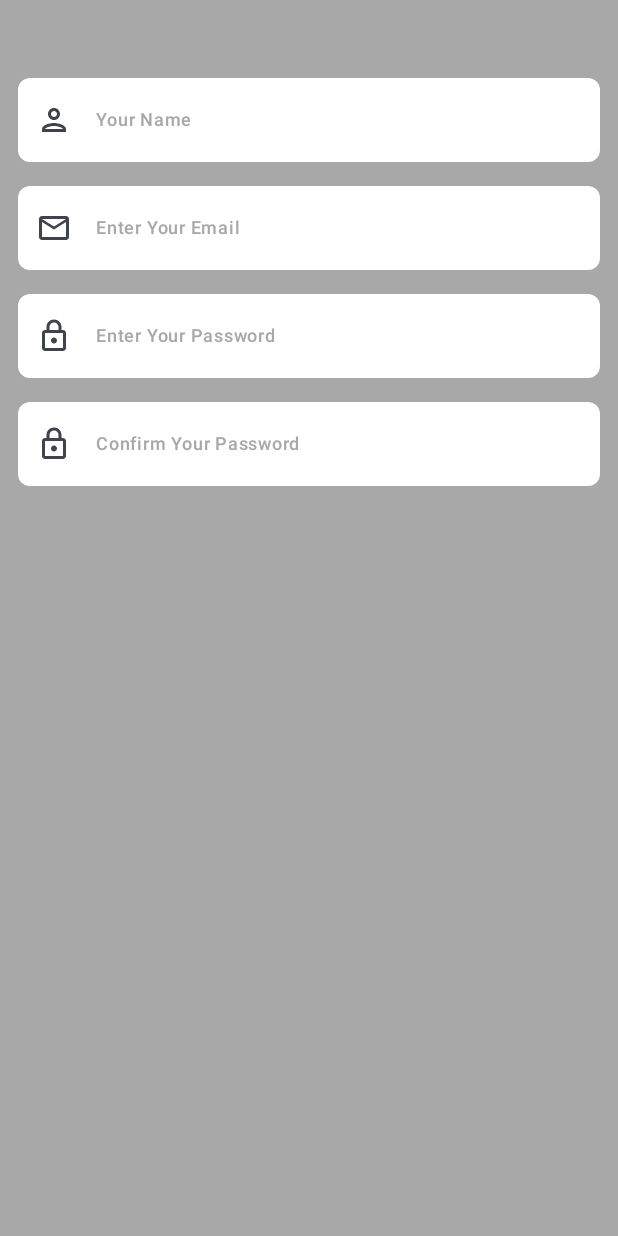
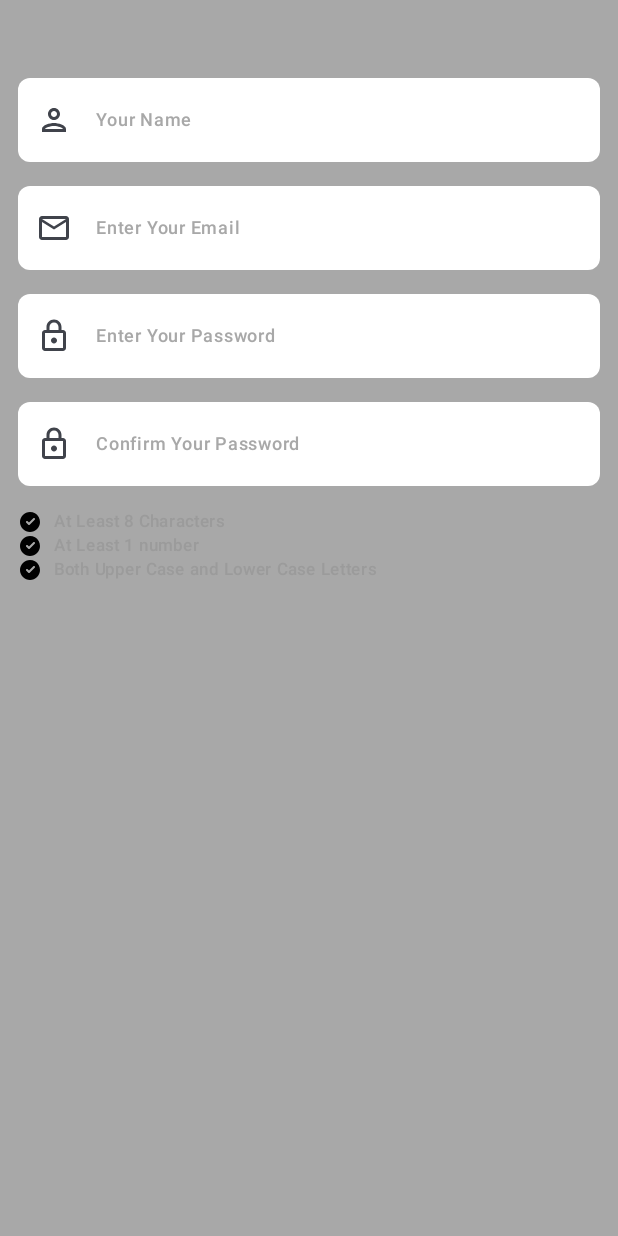
Before and after one commit to jenAndroidDev/ComposeSignup, an Android app built with Jetpack Compose: the screen it shows after launch (MainActivity), on a phone screen of 412 x 824 dp. Run offline under Robolectric (Android 15) with nearby library versions, the phone set to English and light mode, and no system bars; our stand-ins replace Dagger/Hilt's generated code.

Commit message:
wip/Text Field Animation.

```diff
--- a/app/src/main/java/com/example/composesignup/feature/onboard/presentation/SignUpScreen.kt
+++ b/app/src/main/java/com/example/composesignup/feature/onboard/presentation/SignUpScreen.kt
@@ -1,6 +1,11 @@
 package com.example.composesignup.feature.onboard.presentation
 
-import androidx.compose.foundation.Image
+
+import androidx.compose.animation.animateColor
+import androidx.compose.animation.core.RepeatMode
+import androidx.compose.animation.core.infiniteRepeatable
+import androidx.compose.animation.core.rememberInfiniteTransition
+import androidx.compose.animation.core.tween
 import androidx.compose.foundation.background
 import androidx.compose.foundation.layout.Column
 import androidx.compose.foundation.layout.Row
@@ -15,12 +20,14 @@ import androidx.compose.material3.Icon
 import androidx.compose.material3.MaterialTheme
 import androidx.compose.material3.Text
 import androidx.compose.runtime.Composable
-import androidx.compose.runtime.key
+import androidx.compose.runtime.getValue
+import androidx.compose.runtime.rememberUpdatedState
 import androidx.compose.ui.Alignment
 import androidx.compose.ui.Modifier
 import androidx.compose.ui.res.painterResource
 import androidx.compose.ui.text.input.PasswordVisualTransformation
 import androidx.compose.ui.tooling.preview.Preview
+import androidx.compose.ui.tooling.preview.PreviewParameter
 import androidx.compose.ui.unit.dp
 import androidx.hilt.navigation.compose.hiltViewModel
 import androidx.lifecycle.compose.collectAsStateWithLifecycle
@@ -29,6 +36,7 @@ import com.example.composesignup.core.designsystem.icon.ComposeSignUpIcons
 import com.example.composesignup.core.designsystem.icon.ComposeSignupVectors
 import com.example.composesignup.ui.theme.GREY20
 import com.example.composesignup.ui.theme.GREY80
+import com.example.composesignup.ui.theme.Green40
 import kotlinx.coroutines.flow.StateFlow
 
 /*
@@ -43,12 +51,21 @@ fun SignUpScreen(
     action:(SignUpUiAction)->Unit = viewModel.action,
     uiState:StateFlow<SignUpUiState> = viewModel.uiState
 ){
-    Column(modifier = modifier.fillMaxSize()
+    Column(modifier = modifier
+        .fillMaxSize()
         .background(color = GREY20.copy(alpha = 1f))
         .padding(12.dp)
     ) {
         SignUpTextFields(
-            modifier, action, viewModel
+            modifier,
+            action,
+            viewModel
+        )
+        Spacer(modifier = modifier.height(16.dp))
+        SignUpValidationList(
+            modifier = modifier,
+            viewModel = viewModel,
+            action = action
         )
     }
 }
@@ -117,7 +134,11 @@ action: (SignUpUiAction) -> Unit
         LazyColumn(modifier = modifier) {
             items(count = validationMsg.size,
                 ){
-
+                ValidationItem(
+                    modifier = modifier,
+                    message = validationMsg[it].message,
+                    isValid = validationMsg[it].isInputValid
+                )
             }
         }
     }
@@ -127,29 +148,38 @@ action: (SignUpUiAction) -> Unit
 @Composable
 fun ValidationItem(
     modifier: Modifier = Modifier,
-    message:String = "Atleast 8 Characters",
-    isValid:Boolean = false
+    message:String,
+    isValid:Boolean
 ){
     Row(modifier = modifier.fillMaxWidth(),
         verticalAlignment = Alignment.CenterVertically,
         ) {
         Icon(
             painterResource(ComposeSignupVectors.SuccessTick),
-            modifier = modifier.size(18.dp),
+            modifier = modifier.size(16.dp),
             contentDescription = null)
-        Text(text = message,
+        val validState by rememberUpdatedState(isValid)
+        val infiniteTransition = rememberInfiniteTransition(label = "infinite transition")
+        val animatedColor by infiniteTransition.animateColor(
+            initialValue = GREY80,
+            targetValue = Green40,
+            animationSpec = infiniteRepeatable(tween(100),RepeatMode.Reverse), label = "color"
+        )
+        Text(
+            text = message,
             modifier = modifier.padding(start = 8.dp),
             style = MaterialTheme.typography.labelSmall,
-            color = GREY80
+            color = if (validState) {
+                animatedColor
+            }else GREY80
             )
     }
 
 }
 
-@Preview
 @Composable
 fun PreviewValidationItem(){
-    ValidationItem()
+    //ValidationItem()
 }
 
 @Preview
--- a/app/src/main/java/com/example/composesignup/feature/onboard/presentation/SignUpViewModel.kt
+++ b/app/src/main/java/com/example/composesignup/feature/onboard/presentation/SignUpViewModel.kt
@@ -1,9 +1,12 @@
 package com.example.composesignup.feature.onboard.presentation
 
 import android.util.Log
+import androidx.compose.runtime.Immutable
 import androidx.compose.runtime.getValue
 import androidx.compose.runtime.mutableStateOf
 import androidx.compose.runtime.setValue
+import androidx.compose.runtime.snapshots.SnapshotStateList
+import androidx.compose.runtime.toMutableStateList
 import androidx.lifecycle.ViewModel
 import androidx.lifecycle.viewModelScope
 import kotlinx.coroutines.Dispatchers
@@ -31,10 +34,11 @@ class SignUpViewModel:ViewModel() {
 
     val action:(SignUpUiAction)->Unit
     init {
+        setValidationMessages()
         action = {
             onUiAction(it)
         }
-        setValidationMessages()
+
     }
     private fun onUiAction(action: SignUpUiAction){
         when(action){
@@ -47,6 +51,7 @@ class SignUpViewModel:ViewModel() {
             }
             is SignUpUiAction.UserName->{
                 userName = action.name
+                validateUserInput()
                 Log.d(Tag, "onUiAction() called with: name = ${action.name}")
             }
             is SignUpUiAction.Password->{
@@ -59,15 +64,19 @@ class SignUpViewModel:ViewModel() {
             }
         }
     }
-    private fun validateUserInput(){
-        viewModelScope.launch (Dispatchers.IO){
-            //TODO validate input and redirect to next screen.
+    private fun validateUserInput(id:String="1"){
+        val data = uiState.value.validationMessages.listIterator()
+        while (data.hasNext()){
+            val currentItem = data.next()
+            if (currentItem.id==id){
+                data.set(currentItem.copy(isInputValid = !currentItem.isInputValid))
+            }
         }
     }
     private fun setValidationMessages(){
-        viewModelScope.launch (Dispatchers.IO){
-            val tempList = uiState.value.validationMessages.toMutableList()
-            tempList.addAll(getValidationMessages())
+        viewModelScope.launch (){
+            val tempList = uiState.value.validationMessages
+            tempList.addAll(getValidationMessages().toMutableStateList())
             _uiState.update {
                 it.copy(
                     validationMessages = tempList
@@ -77,9 +86,9 @@ class SignUpViewModel:ViewModel() {
     }
     private fun getValidationMessages(): ArrayList<ValidationMessage> {
         return arrayListOf(
-            ValidationMessage(message = "At Least 8 Characters", isInputValid = false),
-            ValidationMessage(message = "At Least 1 number", isInputValid = false),
-            ValidationMessage(message = "Both Upper Case and Lower Case Letters", isInputValid = false)
+            ValidationMessage(message = "At Least 8 Characters", isInputValid = false, id = "1"),
+            ValidationMessage(message = "At Least 1 number", isInputValid = false, id = "2"),
+            ValidationMessage(message = "Both Upper Case and Lower Case Letters", isInputValid = false, id = "3")
         )
     }
 
@@ -87,7 +96,7 @@ class SignUpViewModel:ViewModel() {
 }
 data class SignUpUiState(
     val isCredentialsValid:Boolean = false,
-    val validationMessages:List<ValidationMessage> = emptyList()
+    val validationMessages:SnapshotStateList<ValidationMessage> = SnapshotStateList()
 )
 sealed class SignUpUiAction{
     data object SignUp:SignUpUiAction()
@@ -96,8 +105,9 @@ sealed class SignUpUiAction{
     data class Password(val password:String):SignUpUiAction()
     data class ConfirmPassword(val password:String):SignUpUiAction()
 }
+@Immutable
 data class ValidationMessage(
-    val id:String= UUID.randomUUID().toString(),
-    val message:String,
+    val id:String = "0",
+    val message:String="",
     val isInputValid:Boolean
 )
--- a/app/src/main/res/drawable/ic_success_tick.xml
+++ b/app/src/main/res/drawable/ic_success_tick.xml
@@ -1,8 +1,8 @@
 <vector xmlns:android="http://schemas.android.com/apk/res/android"
-    android:width="18dp"
-    android:height="18dp"
-    android:viewportWidth="18"
-    android:viewportHeight="18">
+    android:width="24dp"
+    android:height="24dp"
+    android:viewportWidth="24"
+    android:viewportHeight="24">
   <path
       android:pathData="M12,2A10,10 0,1 0,22 12,10 10,0 0,0 12,2ZM16.71,9.71 L11.71,14.71a1,1 0,0 1,-1.42 0l-2,-2a1,1 0,0 1,1.42 -1.42L11,12.59l4.29,-4.3a1,1 0,0 1,1.42 1.42Z"
       android:fillColor="#9B9B9B"/>
```
